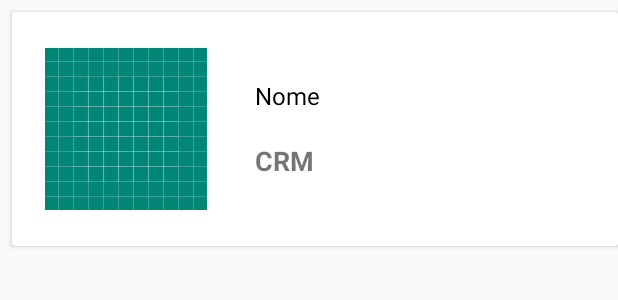
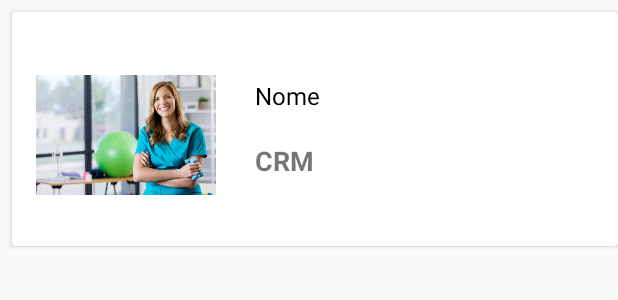
Before and after one commit to DanieleAndrade/FisioHome, an Android app: the layout item_lista_fisioterapeutas.xml on its own in the app's theme, with its tools: preview values and no code run, on a phone screen of 412 x 824 dp. Shown: the top 300 px of the screen. Run offline under Robolectric (Android 15) with nearby library versions, the phone set to English and light mode, and no system bars.

Commit message:
Adicionando imagem padrao

```diff
--- a/app/src/main/res/layout/item_lista_fisioterapeutas.xml
+++ b/app/src/main/res/layout/item_lista_fisioterapeutas.xml
@@ -25,7 +25,7 @@
                 android:layout_height="wrap_content"
                 android:scaleType="centerInside"
                 android:contentDescription="@string/fisioterapeuta"
-                app:srcCompat="@drawable/ic_launcher_background"
+                app:srcCompat="@drawable/padrao"
                 tools:ignore="VectorDrawableCompat"
                 android:layout_marginTop="8dp"/>
 
```
Also changed, not shown: app/src/main/res/drawable/padrao.jpg (added).
